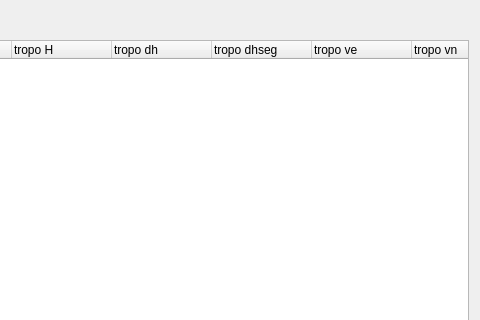
Before: the Qt Designer form Widgets/simulator.ui in TUW-VieVS/VieSchedppGUI, drawn with Qt 5; both pictures show x 500 to 980 and y 0 to 320 of the 980 by 583 pixel window.
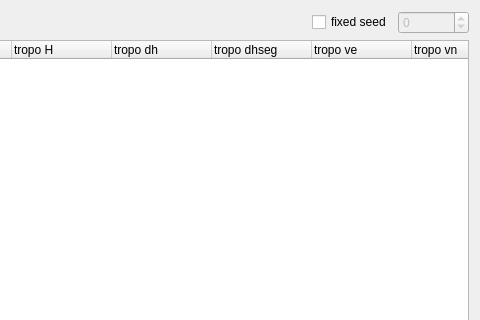
After: the same form once the commit is applied.

Patch:
```diff
--- a/Widgets/simulator.ui
+++ b/Widgets/simulator.ui
@@ -58,6 +58,29 @@
        </property>
       </spacer>
      </item>
+     <item>
+      <widget class="QCheckBox" name="checkBox_seed">
+       <property name="text">
+        <string>fixed seed</string>
+       </property>
+      </widget>
+     </item>
+     <item>
+      <widget class="QSpinBox" name="spinBox_seed">
+       <property name="enabled">
+        <bool>false</bool>
+       </property>
+       <property name="minimum">
+        <number>-2147483647</number>
+       </property>
+       <property name="maximum">
+        <number>2147483647</number>
+       </property>
+       <property name="value">
+        <number>0</number>
+       </property>
+      </widget>
+     </item>
     </layout>
    </item>
    <item>
```
Left out of the diff: 24 changed lines with no effect on the pictures.
